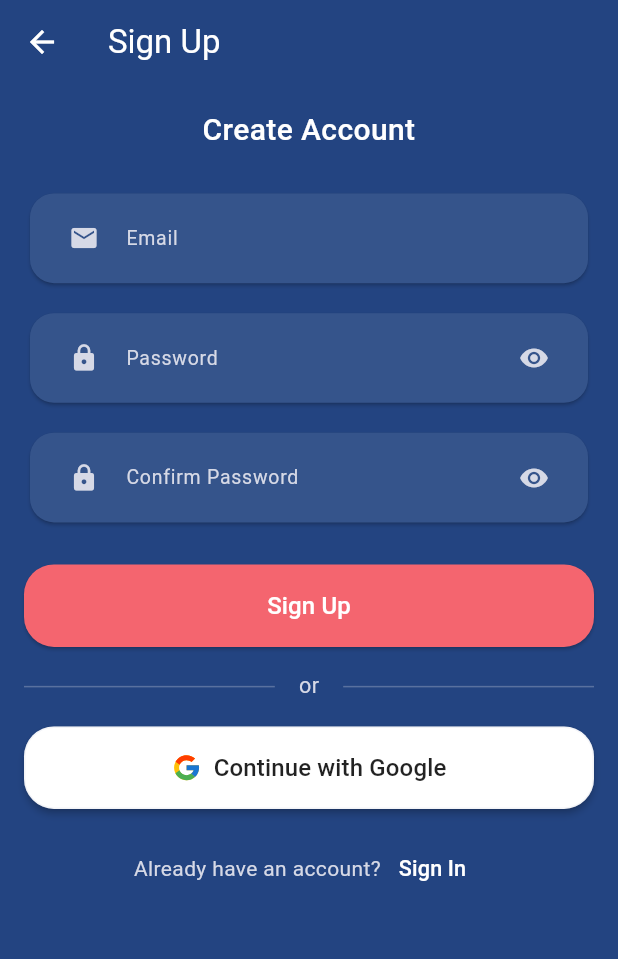
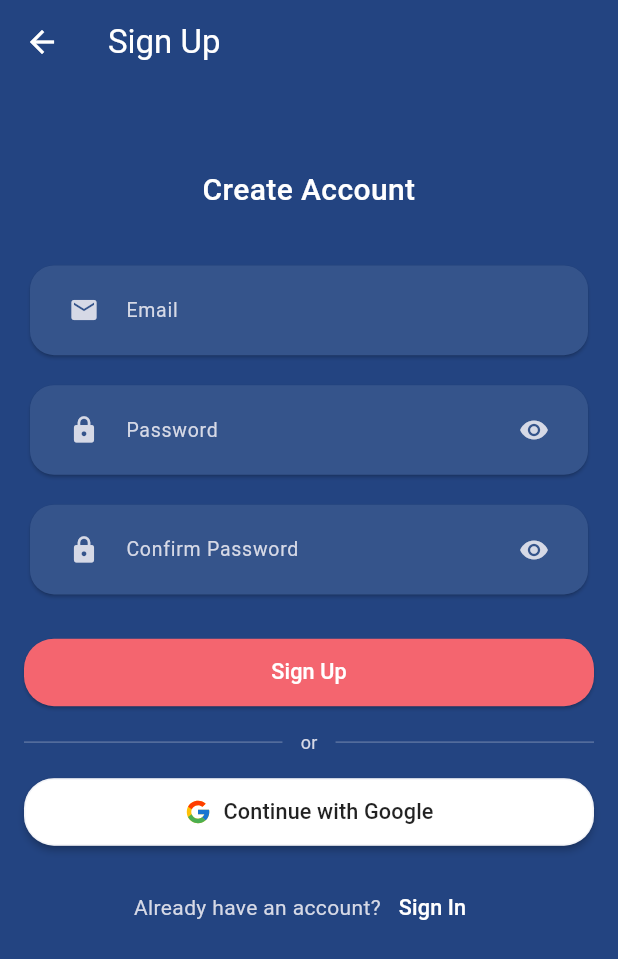
Before and after one commit to manasa-ti/nookly-web, a Flutter app: the SignUpPage screen opened directly, on a phone screen of 412 x 824 dp. Shown: the top 959 px of the screen. Run offline on Flutter 3.47's test engine with Material 3 defaults, Android fonts, the phone set to English and light mode, and no system bars; our stand-ins replace dio, equatable, flutter_bloc, flutter_svg, get_it, google_sign_in and 6 more; missing offline and left inert: agora_rtc_engine; accounts and stored records are empty; network calls fail; Roboto replaces fonts that are missing (Nunito).

Commit message:
fixed some more sizing issuesin login and sign up

```diff
--- a/lib/presentation/pages/auth/login_page.dart
+++ b/lib/presentation/pages/auth/login_page.dart
@@ -195,7 +195,7 @@ class _LoginPageState extends State<LoginPage> {
                       ),
                     ),
                   ),
-                  const SizedBox(height: 8),
+                  const SizedBox(height: 4), // Reduced from 8
                   Align(
                     alignment: Alignment.centerRight,
                     child: TextButton(
@@ -206,7 +206,7 @@ class _LoginPageState extends State<LoginPage> {
                       ),
                     ),
                   ),
-                  const SizedBox(height: 24),
+                  const SizedBox(height: 16), // Reduced from 24
                   ElevatedButton(
                     onPressed: _isEmailLoading ? null : _onSignInPressed,
                     style: ElevatedButton.styleFrom(
--- a/lib/presentation/pages/auth/sign_up_page.dart
+++ b/lib/presentation/pages/auth/sign_up_page.dart
@@ -21,6 +21,8 @@ class _SignUpPageState extends State<SignUpPage> {
   final _confirmPasswordController = TextEditingController();
   bool _isPasswordVisible = false;
   bool _isConfirmPasswordVisible = false;
+  bool _isEmailLoading = false; // Add loading state for email sign up
+  bool _isGoogleLoading = false; // Add loading state for Google sign up
 
   @override
   void dispose() {
@@ -32,6 +34,10 @@ class _SignUpPageState extends State<SignUpPage> {
 
   void _onSignUpPressed() {
     if (_formKey.currentState?.validate() ?? false) {
+      setState(() {
+        _isEmailLoading = true;
+        _isGoogleLoading = false;
+      });
       context.read<AuthBloc>().add(
             SignUpWithEmailAndPassword(
               email: _emailController.text.trim(),
@@ -42,6 +48,10 @@ class _SignUpPageState extends State<SignUpPage> {
   }
 
   void _onGoogleSignInPressed() {
+    setState(() {
+      _isGoogleLoading = true;
+      _isEmailLoading = false;
+    });
     context.read<AuthBloc>().add(SignInWithGoogle());
   }
 
@@ -58,6 +68,10 @@ class _SignUpPageState extends State<SignUpPage> {
       body: BlocListener<AuthBloc, AuthState>(
         listener: (context, state) {
           if (state is Authenticated) {
+            setState(() {
+              _isEmailLoading = false;
+              _isGoogleLoading = false;
+            });
             // Navigate to profile creation and clear navigation stack
             Navigator.pushAndRemoveUntil(
               context,
@@ -67,6 +81,10 @@ class _SignUpPageState extends State<SignUpPage> {
               (route) => false, // Remove all previous routes
             );
           } else if (state is AuthError) {
+            setState(() {
+              _isEmailLoading = false;
+              _isGoogleLoading = false;
+            });
             ScaffoldMessenger.of(context).showSnackBar(
               SnackBar(content: Text(state.message)),
             );
@@ -78,9 +96,10 @@ class _SignUpPageState extends State<SignUpPage> {
             child: Form(
               key: _formKey,
               child: Column(
-                mainAxisAlignment: MainAxisAlignment.center,
+                mainAxisAlignment: MainAxisAlignment.start,
                 crossAxisAlignment: CrossAxisAlignment.stretch,
                 children: [
+                  const SizedBox(height: 40), // Match login page top margin
                   Text(
                     'Create Account',
                     style: TextStyle(
@@ -91,22 +110,22 @@ class _SignUpPageState extends State<SignUpPage> {
                     ),
                     textAlign: TextAlign.center,
                   ),
-                  const SizedBox(height: 24),
+                  const SizedBox(height: 32), // Match login page spacing
                   Card(
                     color: const Color(0xFF35548b),
                     shape: RoundedRectangleBorder(borderRadius: BorderRadius.circular(16)),
                     child: Padding(
-                      padding: const EdgeInsets.symmetric(horizontal: 12, vertical: 4), // less padding
+                      padding: const EdgeInsets.symmetric(horizontal: 12, vertical: 4),
                       child: TextFormField(
                         controller: _emailController,
                         keyboardType: TextInputType.emailAddress,
-                        style: TextStyle(color: Colors.white, fontFamily: 'Nunito', fontSize: (size.width * 0.035).clamp(12.0, 15.0)), // smaller
+                        style: TextStyle(color: Colors.white, fontFamily: 'Nunito', fontSize: (size.width * 0.035).clamp(12.0, 15.0)),
                         decoration: InputDecoration(
                           labelText: 'Email',
                           labelStyle: TextStyle(color: Color(0xFFD6D9E6), fontFamily: 'Nunito', fontSize: (size.width * 0.032).clamp(11.0, 13.0)),
                           prefixIcon: Icon(Icons.email, color: Color(0xFFD6D9E6), size: 20),
                           border: InputBorder.none,
-                          contentPadding: EdgeInsets.symmetric(vertical: 8), // less height
+                          contentPadding: EdgeInsets.symmetric(vertical: 8),
                         ),
                         validator: (value) {
                           if (value == null || value.isEmpty) {
@@ -125,11 +144,11 @@ class _SignUpPageState extends State<SignUpPage> {
                     color: const Color(0xFF35548b),
                     shape: RoundedRectangleBorder(borderRadius: BorderRadius.circular(16)),
                     child: Padding(
-                      padding: const EdgeInsets.symmetric(horizontal: 12, vertical: 4), // less padding
+                      padding: const EdgeInsets.symmetric(horizontal: 12, vertical: 4),
                       child: TextFormField(
                         controller: _passwordController,
                         obscureText: !_isPasswordVisible,
-                        style: TextStyle(color: Colors.white, fontFamily: 'Nunito', fontSize: (size.width * 0.035).clamp(12.0, 15.0)), // smaller
+                        style: TextStyle(color: Colors.white, fontFamily: 'Nunito', fontSize: (size.width * 0.035).clamp(12.0, 15.0)),
                         decoration: InputDecoration(
                           labelText: 'Password',
                           labelStyle: TextStyle(color: Color(0xFFD6D9E6), fontFamily: 'Nunito', fontSize: (size.width * 0.032).clamp(11.0, 13.0)),
@@ -147,7 +166,7 @@ class _SignUpPageState extends State<SignUpPage> {
                             },
                           ),
                           border: InputBorder.none,
-                          contentPadding: const EdgeInsets.symmetric(vertical: 8), // less height
+                          contentPadding: const EdgeInsets.symmetric(vertical: 8),
                         ),
                         validator: (value) {
                           if (value == null || value.isEmpty) {
@@ -166,11 +185,11 @@ class _SignUpPageState extends State<SignUpPage> {
                     color: const Color(0xFF35548b),
                     shape: RoundedRectangleBorder(borderRadius: BorderRadius.circular(16)),
                     child: Padding(
-                      padding: const EdgeInsets.symmetric(horizontal: 12, vertical: 4), // less padding
+                      padding: const EdgeInsets.symmetric(horizontal: 12, vertical: 4),
                       child: TextFormField(
                         controller: _confirmPasswordController,
                         obscureText: !_isConfirmPasswordVisible,
-                        style: TextStyle(color: Colors.white, fontFamily: 'Nunito', fontSize: (size.width * 0.035).clamp(12.0, 15.0)), // smaller
+                        style: TextStyle(color: Colors.white, fontFamily: 'Nunito', fontSize: (size.width * 0.035).clamp(12.0, 15.0)),
                         decoration: InputDecoration(
                           labelText: 'Confirm Password',
                           labelStyle: TextStyle(color: Color(0xFFD6D9E6), fontFamily: 'Nunito', fontSize: (size.width * 0.032).clamp(11.0, 13.0)),
@@ -188,7 +207,7 @@ class _SignUpPageState extends State<SignUpPage> {
                             },
                           ),
                           border: InputBorder.none,
-                          contentPadding: const EdgeInsets.symmetric(vertical: 8), // less height
+                          contentPadding: const EdgeInsets.symmetric(vertical: 8),
                         ),
                         validator: (value) {
                           if (value == null || value.isEmpty) {
@@ -204,19 +223,27 @@ class _SignUpPageState extends State<SignUpPage> {
                   ),
                   const SizedBox(height: 24),
                   ElevatedButton(
-                    onPressed: _onSignUpPressed,
+                    onPressed: _isEmailLoading ? null : _onSignUpPressed,
                     style: ElevatedButton.styleFrom(
                       backgroundColor: const Color(0xFFf4656f),
                       shape: RoundedRectangleBorder(borderRadius: BorderRadius.circular(20)),
-                      padding: const EdgeInsets.symmetric(vertical: 16),
+                      padding: const EdgeInsets.symmetric(vertical: 12), // Match login page
                     ),
-                    child: Text(
+                    child: _isEmailLoading
+                        ? const SizedBox(
+                            height: 18,
+                            width: 18,
+                            child: CircularProgressIndicator(
+                              strokeWidth: 2,
+                              valueColor: AlwaysStoppedAnimation<Color>(Colors.white),
+                            ),
+                          )
+                        : Text(
                             'Sign Up',
-                      style: TextStyle(fontFamily: 'Nunito', color: Colors.white, fontSize: (size.width * 0.04).clamp(14.0, 16.0), fontWeight: FontWeight.w500),
-                      textAlign: TextAlign.center,
+                            style: TextStyle(fontFamily: 'Nunito', color: Colors.white, fontSize: (size.width * 0.035).clamp(12.0, 15.0), fontWeight: FontWeight.w500),
                           ),
                   ),
-                  const SizedBox(height: 16),
+                  const SizedBox(height: 14),
                   // Divider with "or" text
                   Row(
                     children: [
@@ -227,13 +254,13 @@ class _SignUpPageState extends State<SignUpPage> {
                         ),
                       ),
                       Padding(
-                        padding: const EdgeInsets.symmetric(horizontal: 16),
+                        padding: const EdgeInsets.symmetric(horizontal: 12), // Match login page
                         child: Text(
                           'or',
                           style: TextStyle(
                             color: const Color(0xFFD6D9E6),
                             fontFamily: 'Nunito',
-                            fontSize: (size.width * 0.035).clamp(12.0, 15.0),
+                            fontSize: (size.width * 0.03).clamp(10.0, 12.0), // Match login page
                           ),
                         ),
                       ),
@@ -245,10 +272,10 @@ class _SignUpPageState extends State<SignUpPage> {
                       ),
                     ],
                   ),
-                  const SizedBox(height: 16),
+                  const SizedBox(height: 14),
                   // Google Sign-In Button
                   ElevatedButton.icon(
-                    onPressed: _onGoogleSignInPressed,
+                    onPressed: _isGoogleLoading ? null : _onGoogleSignInPressed,
                     style: ElevatedButton.styleFrom(
                       backgroundColor: Colors.white,
                       foregroundColor: Colors.black87,
@@ -259,22 +286,31 @@ class _SignUpPageState extends State<SignUpPage> {
                           width: 1,
                         ),
                       ),
-                      padding: const EdgeInsets.symmetric(vertical: 16),
+                      padding: const EdgeInsets.symmetric(vertical: 12), // Match login page
                       elevation: 2,
                     ),
-                    icon: Container(
-                      width: 20,
-                      height: 20,
+                    icon: _isGoogleLoading
+                        ? const SizedBox(
+                            height: 18,
+                            width: 18,
+                            child: CircularProgressIndicator(
+                              strokeWidth: 2,
+                              valueColor: AlwaysStoppedAnimation<Color>(Colors.black87),
+                            ),
+                          )
+                        : Container(
+                            width: 18,
+                            height: 18,
                             child: SvgPicture.asset(
                               'assets/icons/google_icon.svg',
                               fit: BoxFit.contain,
                             ),
                           ),
                     label: Text(
-                      'Continue with Google',
+                      _isGoogleLoading ? 'Signing up...' : 'Continue with Google',
                       style: TextStyle(
                         fontFamily: 'Nunito',
-                        fontSize: (size.width * 0.04).clamp(14.0, 16.0),
+                        fontSize: (size.width * 0.035).clamp(12.0, 15.0),
                         fontWeight: FontWeight.w500,
                       ),
                     ),
```
Also changed, not shown: lib/core/services/google_sign_in_service.dart (+12 -2 lines). Lines whose indentation alone changed are shown as unchanged.
